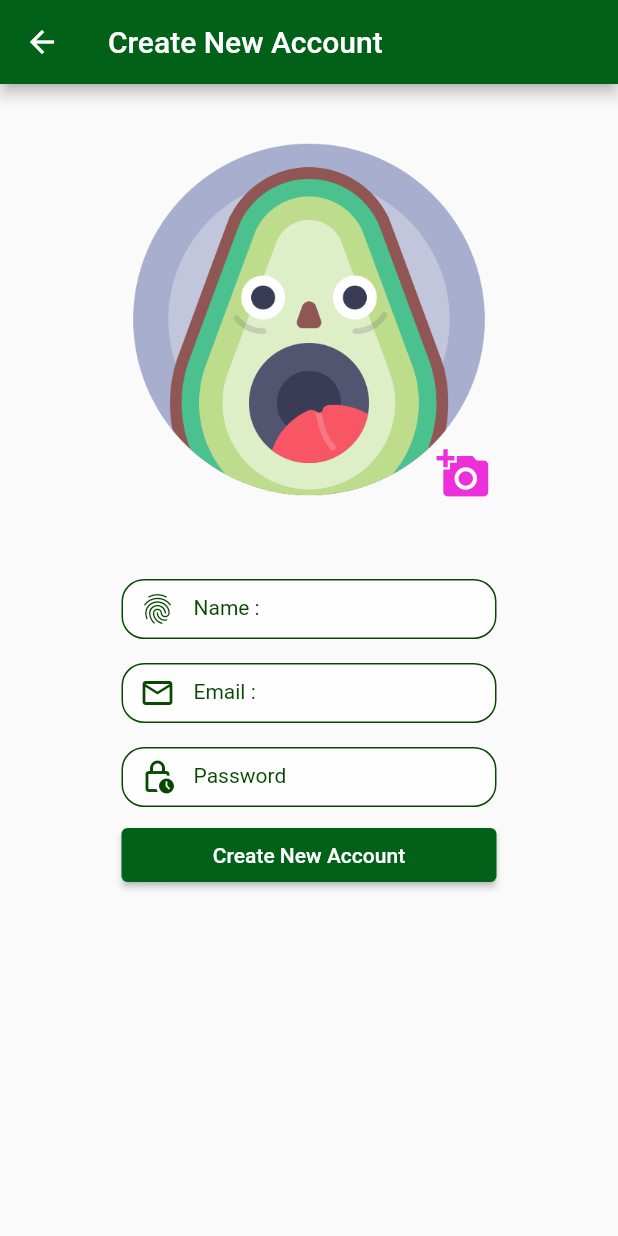
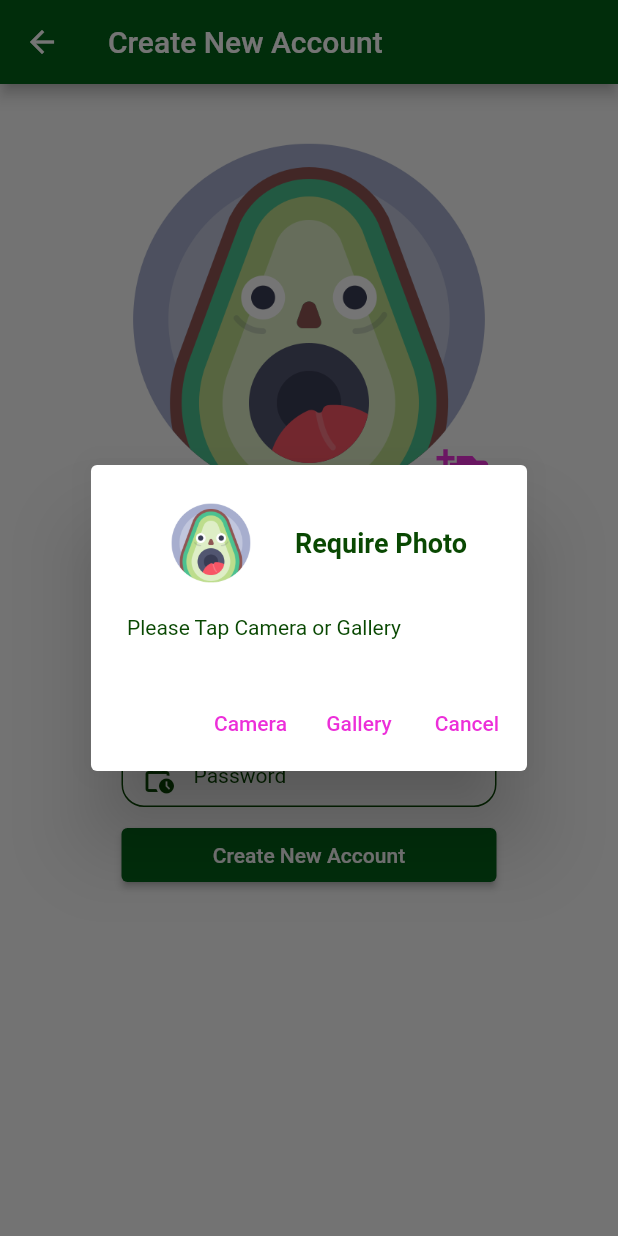
Before and after one commit to galley-la/YhinSocial, a Flutter app: the CreateAccount screen opened directly, after a tap on the "add a photo" icon, on a phone screen of 412 x 824 dp. Run offline on Flutter 3.47's test engine with Material 2 defaults, Android fonts, the light colour scheme and no system bars.

Commit message:
Design UI Success

```diff
--- a/lib/states/create_account.dart
+++ b/lib/states/create_account.dart
@@ -1,5 +1,6 @@
 import 'package:flutter/material.dart';
 import 'package:yhinsocial/utility/my_constant.dart';
+import 'package:yhinsocial/utility/my_dialog.dart';
 import 'package:yhinsocial/widgets/show_button.dart';
 import 'package:yhinsocial/widgets/show_form.dart';
 import 'package:yhinsocial/widgets/show_icon_button.dart';
@@ -17,7 +18,7 @@ class CreateAccount extends StatelessWidget {
       ),
       body: ListView(
         children: [
-          newWidget(widget: newAvatar()),
+          newWidget(widget: newAvatar(context: context)),
           newWidget(
               widget: ShowForm(label: 'Name :', iconData: Icons.fingerprint)),
           newWidget(
@@ -46,21 +47,35 @@ class CreateAccount extends StatelessWidget {
     );
   }
 
-  Container newAvatar() {
+  Container newAvatar({required BuildContext context}) {
     return Container(
         margin: const EdgeInsets.symmetric(vertical: 32),
         width: 250,
         height: 250,
         child: Stack(
           children: [
-            Positioned(bottom: 0, right: 0,
+            const ShowImage(
+              path: 'images/avatar.png',
+            ),
+            Positioned(
+              bottom: 0,
+              right: 0,
               child: ShowIconButton(
                 iconData: Icons.add_a_photo,
-                pressFunc: () {},
+                pressFunc: () {
+                  MyDiablog(context: context).twoWayAction(
+                      pressFunc2: () {
+                        Navigator.pop(context);
+                      },
+                      label2: 'Gallery',
+                      pressFunc1: () {
+                        Navigator.pop(context);
+                      },
+                      label1: 'Camera',
+                      title: 'Require Photo',
+                      subTitle: 'Please Tap Camera or Gallery');
+                },
               ),
-            ),
-            const ShowImage(
-              path: 'images/avatar.png',
             ),
           ],
         ));
--- /dev/null
+++ b/lib/utility/my_dialog.dart
@@ -0,0 +1,51 @@
+// ignore_for_file: public_member_api_docs, sort_constructors_first
+import 'package:flutter/material.dart';
+import 'package:yhinsocial/widgets/show_image.dart';
+import 'package:yhinsocial/widgets/show_listtile.dart';
+import 'package:yhinsocial/widgets/show_text.dart';
+import 'package:yhinsocial/widgets/show_text_button.dart';
+
+class MyDiablog {
+  final BuildContext context;
+  MyDiablog({
+    required this.context,
+  });
+
+  Future<void> twoWayAction({
+    required String title,
+    required String subTitle,
+    String? label1,
+    String? label2,
+    Function()? pressFunc1,
+    Function()? pressFunc2,
+  }) async {
+    showDialog(
+      context: context,
+      builder: (BuildContext context) => AlertDialog(
+        title: ShowListtile(
+          title: title,
+          widget: const SizedBox(
+            width: 80,
+            child: ShowImage(
+              path: 'images/avatar.png',
+            ),
+          ),
+        ),
+        content: ShowText(label: subTitle),
+        actions: [
+          pressFunc1 == null
+              ? const SizedBox()
+              : ShowTextButton(label: label1!, pressFunc: pressFunc1),
+          pressFunc2 == null
+              ? const SizedBox()
+              : ShowTextButton(label: label2!, pressFunc: pressFunc2),
+          ShowTextButton(
+              label: 'Cancel',
+              pressFunc: () {
+                Navigator.pop(context);
+              }),
+        ],
+      ),
+    );
+  }
+}
--- /dev/null
+++ b/lib/widgets/show_listtile.dart
@@ -0,0 +1,25 @@
+// ignore_for_file: public_member_api_docs, sort_constructors_first
+import 'package:flutter/material.dart';
+import 'package:yhinsocial/utility/my_constant.dart';
+import 'package:yhinsocial/widgets/show_text.dart';
+
+class ShowListtile extends StatelessWidget {
+  final String title;
+  final Widget widget;
+  const ShowListtile({
+    Key? key,
+    required this.title,
+    required this.widget,
+  }) : super(key: key);
+
+  @override
+  Widget build(BuildContext context) {
+    return ListTile(
+      leading: widget,
+      title: ShowText(
+        label: title,
+        textStyle: MyConstant().h2Style(),
+      ),
+    );
+  }
+} // End Class
```
